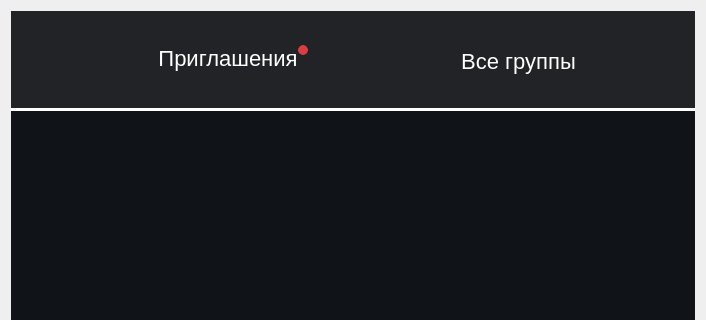
First picture: the form in Zcord/GUI/Group/GroupsListRequests.ui, repository DmitryGorny/Zcord, before the edit; both pictures show x 0 to 706 and y 0 to 320 of the 706 by 721 pixel window.
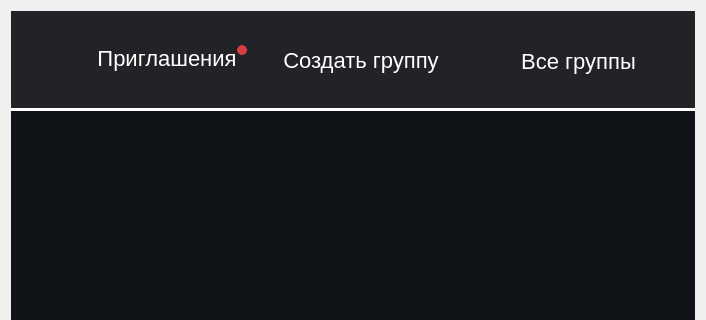
Second picture: the form after the edit.

```diff
--- a/Zcord/GUI/Group/GroupsListRequests.ui
+++ b/Zcord/GUI/Group/GroupsListRequests.ui
@@ -66,7 +66,7 @@
 }
 </string>
         </property>
-        <layout class="QHBoxLayout" name="horizontalLayout">
+        <layout class="QHBoxLayout" name="horizontalLayout" stretch="1,1">
          <property name="leftMargin">
           <number>0</number>
          </property>
@@ -204,6 +204,22 @@
               </widget>
              </widget>
             </item>
+            <item>
+             <widget class="QPushButton" name="create_group">
+              <property name="sizePolicy">
+               <sizepolicy hsizetype="Fixed" vsizetype="Fixed">
+                <horstretch>0</horstretch>
+                <verstretch>0</verstretch>
+               </sizepolicy>
+              </property>
+              <property name="cursor">
+               <cursorShape>PointingHandCursor</cursorShape>
+              </property>
+              <property name="text">
+               <string>Создать группу</string>
+              </property>
+             </widget>
+            </item>
            </layout>
           </widget>
          </item>
```
